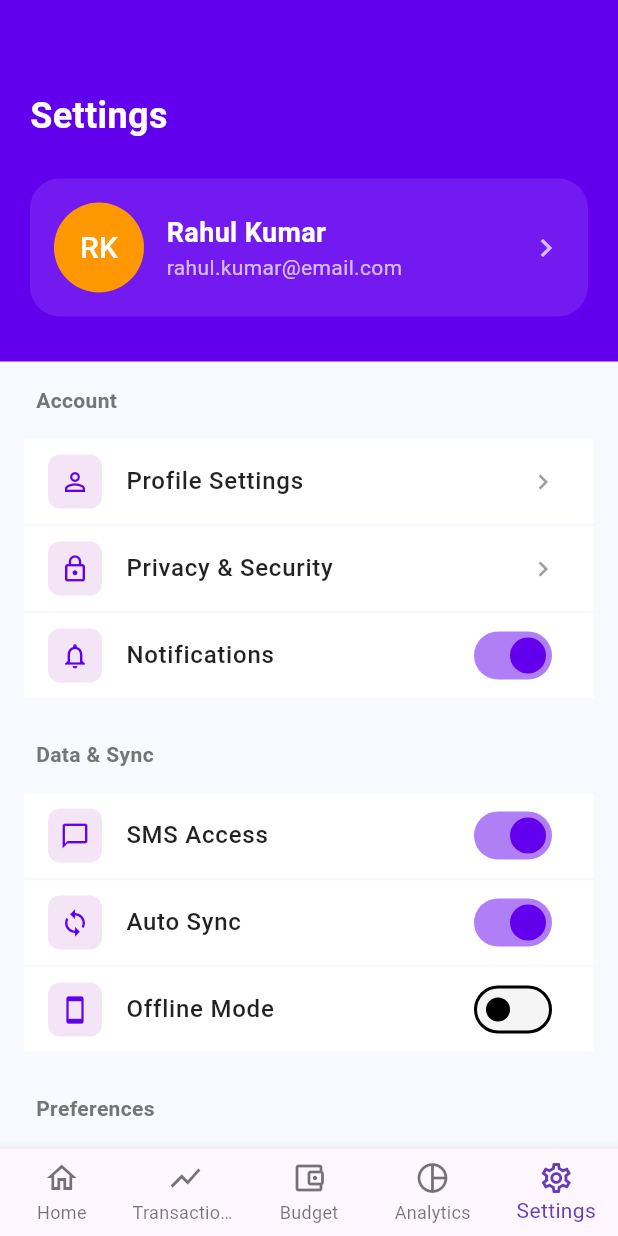
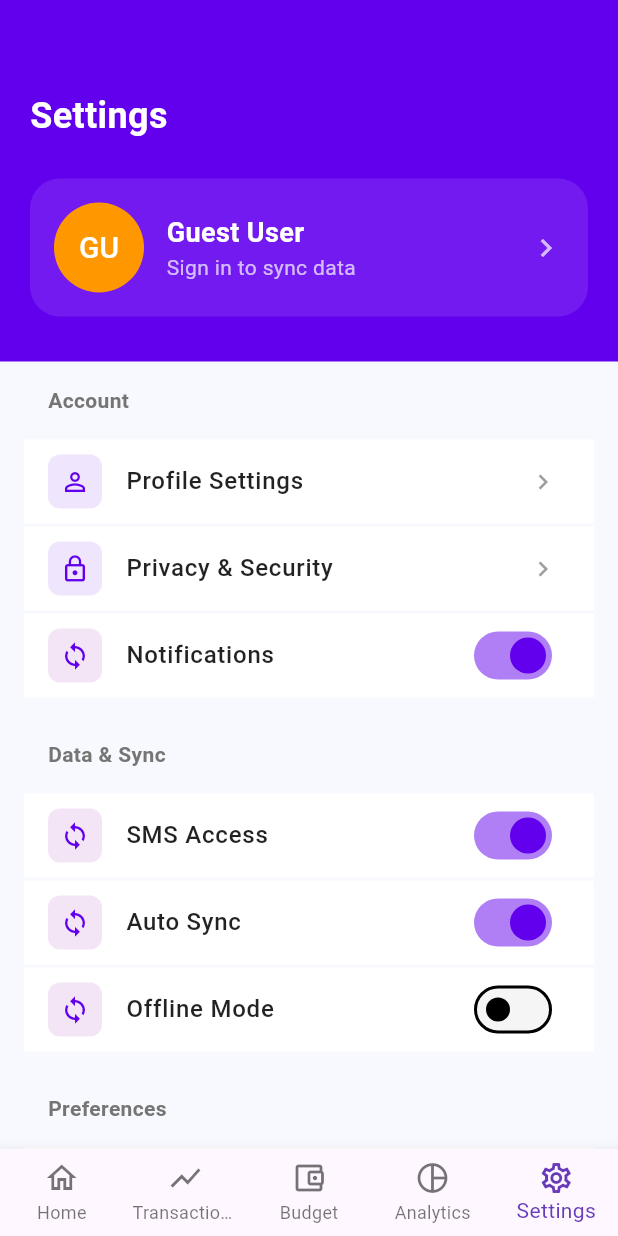
Before and after one commit to PrateekMarke/Student-Expense-Analyzer, a Flutter app: the SettingsScreen screen opened by its route, on a phone screen of 412 x 824 dp. Run offline on Flutter 3.47's test engine with Material 3 defaults, Android fonts, the phone set to English and light mode, and no system bars; our stand-ins replace dio, equatable, firebase_core, flutter_bloc, get_it, go_router and 1 more; accounts and stored records are empty.

Commit message:
user api with interceptor added

```diff
--- a/lib/config/route/onboarding_routes.dart
+++ b/lib/config/route/onboarding_routes.dart
@@ -1,5 +1,8 @@
+import 'package:flutter_bloc/flutter_bloc.dart';
 import 'package:go_router/go_router.dart';
+import 'package:student_expense_analyzer/core/get_it/service_locator.dart';
 import 'package:student_expense_analyzer/feature/analytics/presentation/pages/analytics.dart';
+import 'package:student_expense_analyzer/feature/auth/presentation/bloc/auth_bloc.dart';
 import 'package:student_expense_analyzer/feature/budget/presentation/pages/budget.dart';
 import 'package:student_expense_analyzer/config/route/app_router.dart';
 import 'package:student_expense_analyzer/core/pages/splash_screen.dart';
@@ -33,7 +36,10 @@ final onboardingRoutes = <RouteBase>[
   StatefulShellRoute.indexedStack(
     parentNavigatorKey: Approuter.rootNavigatorKey,
     pageBuilder: (context, state, navigationShell) => getPage(
-      child: MainWrapperPage(navigationShell: navigationShell),
+      child: BlocProvider(
+        create: (context) => sl<AuthBloc>(),
+        child: MainWrapperPage(navigationShell: navigationShell),
+      ),
       state: state,
     ),
     branches: [
--- a/lib/feature/auth/data/repository/auth_repo_impl.dart
+++ b/lib/feature/auth/data/repository/auth_repo_impl.dart
@@ -16,7 +16,7 @@ class AuthRepositoryImpl implements AuthRepository {
   }) async {
     try {
       final response = await _dio.post(
-        'https://expense-analyzer-1xod.onrender.com/v1/auth/signup',
+        'v1/auth/signup',
         data: {
           "first_name": firstName,
           "last_name": lastName,
@@ -30,11 +30,15 @@ class AuthRepositoryImpl implements AuthRepository {
       throw e.response?.data['message'] ?? "Registration failed";
     }
   }
+
   @override
-Future<AuthUser> login({required String email, required String password}) async {
+  Future<AuthUser> login({
+    required String email,
+    required String password,
+  }) async {
     try {
       final response = await _dio.post(
-      'https://expense-analyzer-1xod.onrender.com/v1/auth/login',
+        'v1/auth/login',
         data: {"email": email, "password": password},
       );
 
--- a/lib/feature/settings/presentation/pages/settings.dart
+++ b/lib/feature/settings/presentation/pages/settings.dart
@@ -1,14 +1,24 @@
 import 'package:flutter/material.dart';
+import 'package:flutter_bloc/flutter_bloc.dart';
+import 'package:go_router/go_router.dart';
+import 'package:student_expense_analyzer/feature/auth/presentation/bloc/auth_bloc.dart';
+import 'package:student_expense_analyzer/feature/auth/presentation/bloc/auth_event.dart';
+import 'package:student_expense_analyzer/feature/auth/presentation/bloc/auth_state.dart';
 
 class SettingsScreen extends StatelessWidget {
   const SettingsScreen({super.key});
 
   @override
   Widget build(BuildContext context) {
-    return Scaffold(
-      backgroundColor: const Color(
-        0xFFF8F9FE,
-      ),
+
+    return BlocListener<AuthBloc, AuthState>(
+      listener: (context, state) {
+        if (state is AuthInitial) {
+          context.go('/login');
+        }
+      },
+      child: Scaffold(
+        backgroundColor: const Color(0xFFF8F9FE),
         body: Column(
           children: [
             _buildProfileHeader(context),
@@ -55,21 +65,67 @@ class SettingsScreen extends StatelessWidget {
                   ),
                   const SizedBox(height: 10),
                   _sectionLabel("Preferences"),
+
+                  _buildSettingTile(
+                    icon: Icons.logout,
+                    title: "Log Out",
+                    iconColor: Colors.red,
+                    textColor: Colors.red,
+                    onTap: () => _showLogoutDialog(context),
+                  ),
+                  const SizedBox(height: 30),
                 ],
               ),
+            ),
+          ],
+        ),
+      ),
+    );
+  }
+
+  void _showLogoutDialog(BuildContext parentContext) {
+    showDialog(
+      context: parentContext,
+      builder: (dialogContext) => AlertDialog(
+        title: const Text("Log Out"),
+        content: const Text("Are you sure you want to log out?"),
+        actions: [
+          TextButton(
+            onPressed: () => Navigator.pop(dialogContext),
+            child: const Text("Cancel"),
+          ),
+          TextButton(
+            onPressed: () {
+              Navigator.pop(dialogContext);
+              parentContext.read<AuthBloc>().add(AuthLogoutRequested());
+            },
+            child: const Text("Log Out", style: TextStyle(color: Colors.red)),
           ),
         ],
       ),
     );
   }
 
+
+
   Widget _buildProfileHeader(BuildContext context) {
+    return BlocBuilder<AuthBloc, AuthState>(
+      builder: (context, state) {
+        String name = "Guest User";
+        String email = "Sign in to sync data";
+        String initials = "GU";
+
+        if (state is AuthSuccess) {
+          name = "${state.user.firstName} ${state.user.lastName}";
+          email = state.user.email;
+          initials = "${state.user.firstName[0]}${state.user.lastName[0]}"
+              .toUpperCase();
+        }
+
         return Container(
           width: double.infinity,
           padding: const EdgeInsets.fromLTRB(20, 60, 20, 30),
-      decoration: const BoxDecoration(
-        color: Color(0xFF6200EE),
-      ),
+          decoration: const BoxDecoration(color: Color(0xFF6200EE)),
           child: Column(
             crossAxisAlignment: CrossAxisAlignment.start,
             children: [
@@ -83,36 +139,42 @@ class SettingsScreen extends StatelessWidget {
               ),
               const SizedBox(height: 25),
               Container(
-            padding: const EdgeInsets.symmetric(horizontal: 16, vertical: 16),
+                padding: const EdgeInsets.all(16),
                 decoration: BoxDecoration(
                   color: Colors.white.withOpacity(0.1),
                   borderRadius: BorderRadius.circular(20),
                 ),
                 child: Row(
                   children: [
-                const CircleAvatar(
+                    CircleAvatar(
                       radius: 30,
                       backgroundColor: Colors.orange,
                       child: Text(
-                    "RK",
-                    style: TextStyle(color: Colors.white, fontSize: 20),
+                        initials,
+                        style: const TextStyle(
+                          color: Colors.white,
+                          fontSize: 20,
+                        ),
                       ),
                     ),
                     const SizedBox(width: 15),
-                const Column(
+                    Column(
                       crossAxisAlignment: CrossAxisAlignment.start,
                       children: [
                         Text(
-                      "Rahul Kumar",
-                      style: TextStyle(
+                          name,
+                          style: const TextStyle(
                             color: Colors.white,
                             fontSize: 18,
                             fontWeight: FontWeight.bold,
                           ),
                         ),
                         Text(
-                      "rahul.kumar@email.com",
-                      style: TextStyle(color: Colors.white70, fontSize: 14),
+                          email,
+                          style: const TextStyle(
+                            color: Colors.white70,
+                            fontSize: 14,
+                          ),
                         ),
                       ],
                     ),
@@ -124,11 +186,13 @@ class SettingsScreen extends StatelessWidget {
             ],
           ),
         );
+      },
+    );
   }
 
   Widget _sectionLabel(String label) {
     return Padding(
-      padding: const EdgeInsets.symmetric(vertical: 16, horizontal: 8),
+      padding: const EdgeInsets.all(16),
       child: Text(
         label,
         style: TextStyle(
@@ -140,30 +204,28 @@ class SettingsScreen extends StatelessWidget {
     );
   }
 
-
   Widget _buildSettingTile({
     required IconData icon,
     required String title,
     required VoidCallback onTap,
+    Color iconColor = const Color(0xFF6200EE),
+    Color textColor = Colors.black87,
   }) {
     return Container(
       margin: const EdgeInsets.only(bottom: 2),
-      decoration: const BoxDecoration(color: Colors.white),
+      color: Colors.white,
       child: ListTile(
         leading: Container(
           padding: const EdgeInsets.all(8),
           decoration: BoxDecoration(
-            color: const Color(0xFFF3E5F5),
+            color: iconColor.withOpacity(0.1),
             borderRadius: BorderRadius.circular(8),
           ),
-          child: Icon(icon, color: const Color(0xFF6200EE), size: 20),
+          child: Icon(icon, color: iconColor, size: 20),
         ),
         title: Text(
           title,
-          style: const TextStyle(
-            fontWeight: FontWeight.w500,
-            color: Colors.black87,
-          ),
+          style: TextStyle(fontWeight: FontWeight.w500, color: textColor),
         ),
         trailing: const Icon(Icons.chevron_right, size: 20, color: Colors.grey),
         onTap: onTap,
@@ -179,7 +241,7 @@ class SettingsScreen extends StatelessWidget {
   }) {
     return Container(
       margin: const EdgeInsets.only(bottom: 2),
-      decoration: const BoxDecoration(color: Colors.white),
+      color: Colors.white,
       child: ListTile(
         leading: Container(
           padding: const EdgeInsets.all(8),
@@ -187,7 +249,7 @@ class SettingsScreen extends StatelessWidget {
             color: const Color(0xFFF3E5F5),
             borderRadius: BorderRadius.circular(8),
           ),
-          child: Icon(icon, color: const Color(0xFF6200EE), size: 20),
+          child: const Icon(Icons.sync, color: Color(0xFF6200EE), size: 20),
         ),
         title: Text(
           title,
```
Also changed, not shown: lib/core/get_it/service_locator.dart (+15 -6 lines), lib/core/network/auth_interceptor.dart (added, +29 -0 lines), lib/core/pages/splash_screen.dart (+19 -44 lines), lib/feature/dashboard/presentation/pages/home.dart (+31 -7 lines). Lines whose indentation alone changed are shown as unchanged.
